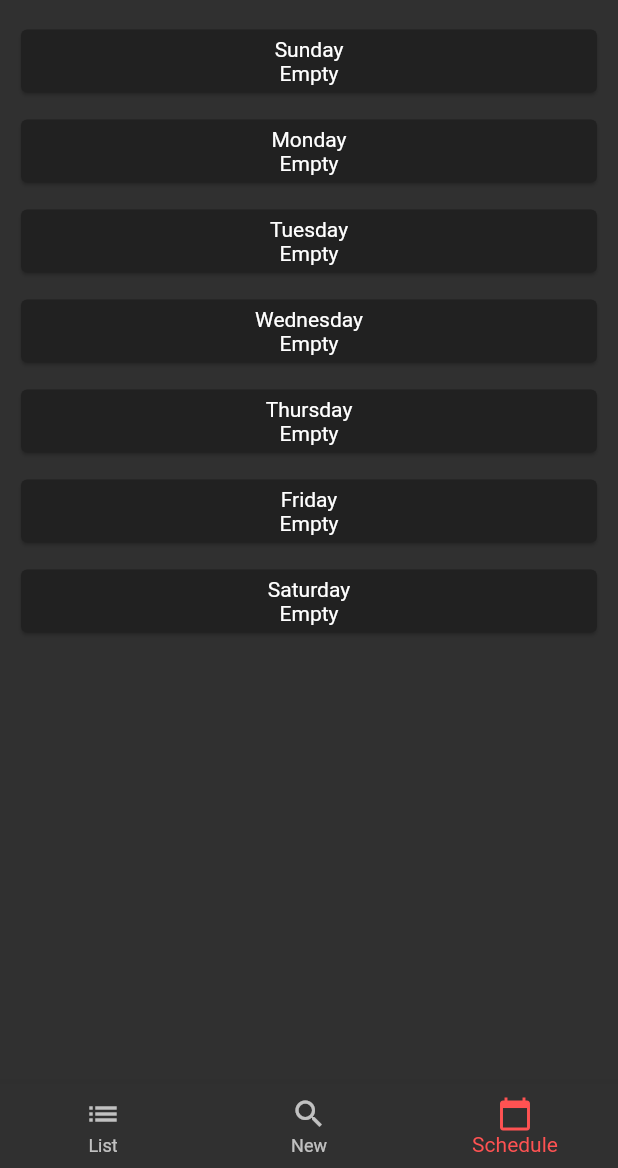
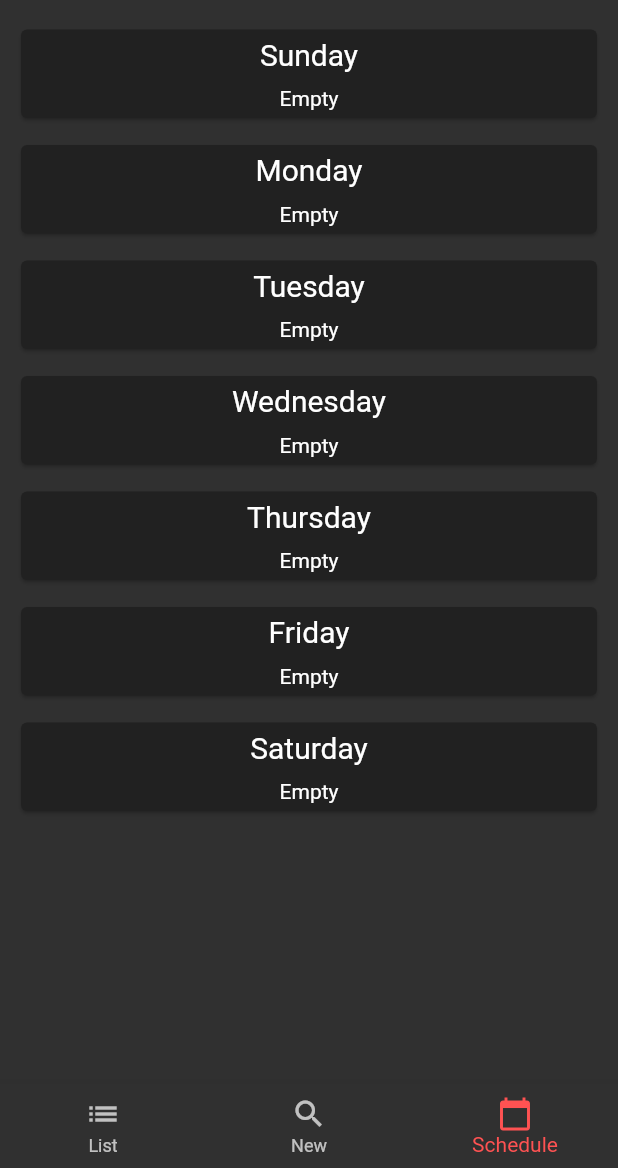
Before and after one commit to vinayak5002/lister, a Flutter app: the screen it shows after launch, item 3 of the bottom bar chosen, on a phone screen of 412 x 824 dp, the part 68-1236 px from its top. Run offline on Flutter 3.47's test engine with Material 2 defaults, Android fonts, the phone set to English and light mode, and no system bars; our stand-ins replace flutter_spinkit, shared_preferences, step_progress_indicator, syncfusion_flutter_sliders.

Commit message:
changed schedule page

```diff
--- a/lib/Pages/shedulePage.dart
+++ b/lib/Pages/shedulePage.dart
@@ -7,14 +7,16 @@ import 'package:lister/Models/Show.dart';
 import 'package:lister/Models/StatusEnum.dart';
 import 'package:provider/provider.dart';
 
-class ShedulePage extends StatefulWidget {
-  const ShedulePage({Key? key}) : super(key: key);
+import '../Widgets/scheduleShowTile.dart';
+
+class SchedulePage extends StatefulWidget {
+  const SchedulePage({Key? key}) : super(key: key);
 
   @override
-  _ShedulePageState createState() => _ShedulePageState();
+  _SchedulePageState createState() => _SchedulePageState();
 }
 
-class _ShedulePageState extends State<ShedulePage> {
+class _SchedulePageState extends State<SchedulePage> {
 
   Map<int, List<Show>> schedule = HashMap();
 
@@ -40,13 +42,13 @@ class _ShedulePageState extends State<ShedulePage> {
     }
     return ListView(
       children: [
-        WeekTile(weekday: "Sunday", dayShows: schedule[7]),
-        WeekTile(weekday: "Monday", dayShows: schedule[1]),
-        WeekTile(weekday: "Tuesday", dayShows: schedule[2],),
-        WeekTile(weekday: "Wednesday", dayShows: schedule[3],),
-        WeekTile(weekday: "Thursday", dayShows: schedule[4],),
-        WeekTile(weekday: "Friday", dayShows: schedule[5],),
-        WeekTile(weekday: "Saturday", dayShows: schedule[6],)
+        WeekTile(weekday: "Sunday", dayShows: schedule[7] ?? []),
+        WeekTile(weekday: "Monday", dayShows: schedule[1] ?? []),
+        WeekTile(weekday: "Tuesday", dayShows: schedule[2] ?? []),
+        WeekTile(weekday: "Wednesday", dayShows: schedule[3]?? []),
+        WeekTile(weekday: "Thursday", dayShows: schedule[4] ?? []),
+        WeekTile(weekday: "Friday", dayShows: schedule[5] ?? []),
+        WeekTile(weekday: "Saturday", dayShows: schedule[6] ?? [])
       ]
     );
   }
@@ -55,7 +57,7 @@ class _ShedulePageState extends State<ShedulePage> {
 class WeekTile extends StatefulWidget {
   String weekday;
 
-  List<Show>? dayShows;
+  List<Show> dayShows;
 
   WeekTile({Key? key, required this.weekday, required this.dayShows}) : super(key: key);
 
@@ -68,20 +70,27 @@ class _WeekTileState extends State<WeekTile> {
   Widget build(BuildContext context) {
     // print("shows lenght ${widget.dayShows![0].imageURL}");
     return Container(
-      width: 100000,
+      // width: 100000,
       padding: const EdgeInsets.fromLTRB(10, 5, 10, 5),
       child: Card(
         color: const Color.fromRGBO(33, 33, 33, 1),
         child: Padding(
           padding: const EdgeInsets.fromLTRB(10, 5, 10, 5),
-          child: Expanded(
-              child: Column(
-                crossAxisAlignment: CrossAxisAlignment.center,
-                children: [
-                  Text(widget.weekday),
-                  widget.dayShows!.isNotEmpty ? Text(widget.dayShows![0].title) : Text("Empty")
-                ],
-              )
+          child: SingleChildScrollView(
+            child: Column(
+              crossAxisAlignment: CrossAxisAlignment.center,
+              children: [
+                Text(widget.weekday, style: const TextStyle(color: Colors.white, fontSize: 20)),
+                const SizedBox(height: 10),
+                widget.dayShows.isNotEmpty ?
+                SingleChildScrollView(
+                  scrollDirection: Axis.horizontal,
+                  child: Row(
+                    children: widget.dayShows.map((show) => ScheduleShowTile(show: show)).toList(),
+                  ),
+                ) : const Text("Empty")
+              ],
+            )
           )
         )
       )
--- /dev/null
+++ b/lib/Widgets/scheduleShowTile.dart
@@ -0,0 +1,24 @@
+import 'package:flutter/material.dart';
+
+import '../Models/Show.dart';
+
+
+class ScheduleShowTile extends StatelessWidget {
+  final Show show;
+
+  const ScheduleShowTile({super.key, required this.show});
+
+  @override
+  Widget build(BuildContext context) {
+    return Padding(
+      padding: const EdgeInsets.fromLTRB(5, 0, 5, 0),
+      child: Column(
+        mainAxisAlignment: MainAxisAlignment.center,
+        crossAxisAlignment: CrossAxisAlignment.center,
+        children: [
+          Image.network(show.imageURL, height: 100, width: 100),
+        ],
+      ),
+    );
+  }
+}
--- a/lib/main.dart
+++ b/lib/main.dart
@@ -70,7 +70,7 @@ class _MyHomePageState extends State<MyHomePage> {
 
     if(newIndex == 2){
       setState(() {
-        bodyContent = const ShedulePage();
+        bodyContent = const SchedulePage();
       });
     }
   }
```
